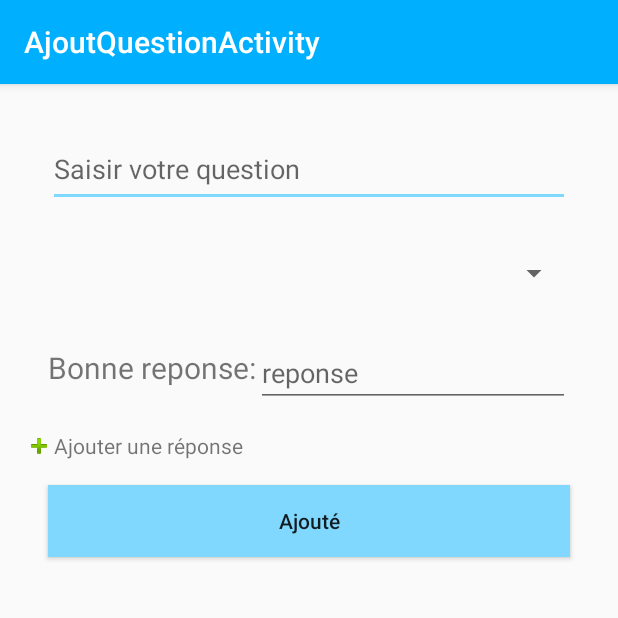
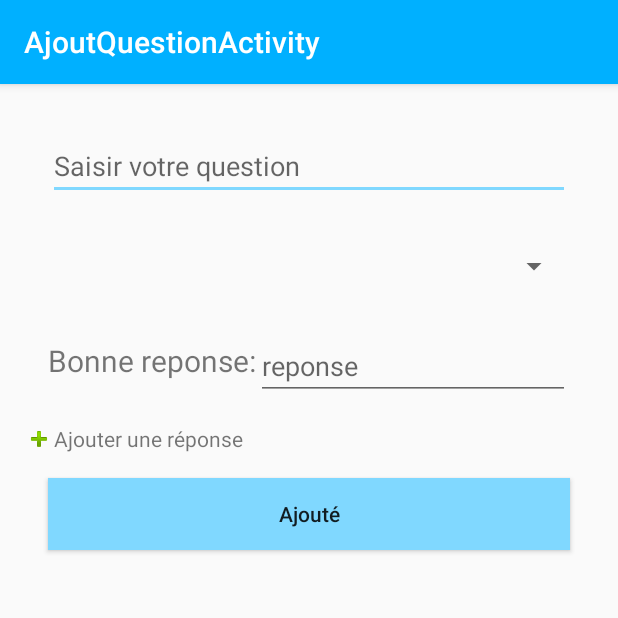
Before and after one commit to MambaXIE/projet_quizz_samp, an Android app: the AjoutQuestionActivity screen opened directly, with no data from a screen before it, on a phone screen of 412 x 824 dp, the top half of it. Run offline under Robolectric (Android 15) with nearby library versions, the phone set to English and light mode, and no system bars; 2 statements that could not run were skipped.

Commit message:
modification question

```diff
--- a/app/src/main/java/ufr/m1/quizz/Adapter/ListeSaisieReponseAdapter.java
+++ b/app/src/main/java/ufr/m1/quizz/Adapter/ListeSaisieReponseAdapter.java
@@ -69,28 +69,15 @@ public class ListeSaisieReponseAdapter extends BaseAdapter{
         } else {
             viewHolder = (ViewHolder) view.getTag();
         }
-        viewHolder.textView1.setText(reponses.get(position));
         viewHolder.editText1.setId(position);
+
         viewHolder.ref = position;
+        viewHolder.editText1.setText(reponses.get(viewHolder.ref));
         if (position == 0){
             viewHolder.textView1.setText("Bonne reponse:");
         }else {
             viewHolder.textView1.setText("Reponse " + (position + 1) + ":");
         }
-
-        // Add listener for edit text
-        /*viewHolder.editText1
-                .setOnFocusChangeListener(new View.OnFocusChangeListener() {
-                    @Override
-                    public void onFocusChange(View v, boolean hasFocus) {
-                        if (!hasFocus) {
-                            int itemIndex = v.getId();
-                            String enteredPrice = ((EditText) v).getText()
-                                    .toString();
-                            reponses.set(itemIndex, enteredPrice);
-                        }
-                    }
-                });*/
 
         viewHolder.editText1.addTextChangedListener(new TextWatcher() {
 
--- a/app/src/main/java/ufr/m1/quizz/AjoutQuestionActivity.java
+++ b/app/src/main/java/ufr/m1/quizz/AjoutQuestionActivity.java
@@ -10,6 +10,7 @@
 
 package ufr.m1.quizz;
 
+import android.content.Intent;
 import android.os.Bundle;
 import android.support.design.widget.Snackbar;
 import android.support.v7.app.AppCompatActivity;
@@ -27,6 +28,7 @@ import java.util.ArrayList;
 
 import ufr.m1.quizz.Adapter.ListeSaisieReponseAdapter;
 import ufr.m1.quizz.SQLite.Database;
+import ufr.m1.quizz.Stockage.QuestionItem;
 import ufr.m1.quizz.Stockage.SujetItem;
 
 public class AjoutQuestionActivity extends AppCompatActivity implements View.OnClickListener{
@@ -42,7 +44,7 @@ public class AjoutQuestionActivity extends AppCompatActivity implements View.OnC
 
     private Database mydb;
     private ArrayList<SujetItem> listeSujet;
-    private int idQuestion;
+    private int idQuestion = 0;
 
     @Override
     protected void onCreate(Bundle savedInstanceState) {
@@ -50,6 +52,9 @@ public class AjoutQuestionActivity extends AppCompatActivity implements View.OnC
         setContentView(R.layout.activity_ajout_question);
         Toolbar toolbar = (Toolbar) findViewById(R.id.toolbar);
         setSupportActionBar(toolbar);
+
+        Intent i = getIntent();
+
 
         //garder le clavier fermer
         getWindow().setSoftInputMode(WindowManager.LayoutParams.SOFT_INPUT_STATE_HIDDEN);
@@ -71,18 +76,18 @@ public class AjoutQuestionActivity extends AppCompatActivity implements View.OnC
         spin_listSujet.setAdapter(adapter);
 
         reponses = new ArrayList<>();
+        if (i.hasExtra("idQuestion")){
+            idQuestion = i.getIntExtra("idQuestion", 0);
+            QuestionItem questionCourante = mydb.getQuestionById(idQuestion);
+            questionSaisie.setText(questionCourante.getQuestion());
+            reponses = questionCourante.getListReponseToString();
+        }else{
             reponses.add("");
+        }
+
         lvSaisieAdapter = new ListeSaisieReponseAdapter(reponses, this);
         lv_reponsesSaisie.setAdapter(lvSaisieAdapter);
 
-        /*FloatingActionButton fab = (FloatingActionButton) findViewById(R.id.fab);
-        fab.setOnClickListener(new View.OnClickListener() {
-            @Override
-            public void onClick(View view) {
-                Snackbar.make(view, "Replace with your own action", Snackbar.LENGTH_LONG)
-                        .setAction("Action", null).show();
-            }
-        });*/
     }
 
 
@@ -105,6 +110,23 @@ public class AjoutQuestionActivity extends AppCompatActivity implements View.OnC
                 ajoutReponse();
                 break;
             case R.id.btn_ajoute:
+                if (idQuestion == 0){
+                    insertNewQuestion(v);
+                }else{
+                    updateQuestion(v);
+                }
+
+                break;
+        }
+    }
+
+    public void updateQuestion(View v){
+        String question = questionSaisie.getText().toString();
+        mydb.updateQuestion(question, idQuestion);
+        Snackbar.make(v, getString(R.string.toast_message_modification), Snackbar.LENGTH_LONG).show();
+    }
+
+    public void insertNewQuestion(View v){
         String question = questionSaisie.getText().toString();
         int idSujet = listeSujet.get((int) spin_listSujet.getSelectedItemId()).getId();
         System.out.println("item select " + listeSujet.get((int) spin_listSujet.getSelectedItemId()).getId());
@@ -120,7 +142,5 @@ public class AjoutQuestionActivity extends AppCompatActivity implements View.OnC
         reponses.clear();
         reponses.add("");
         lvSaisieAdapter.notifyDataSetChanged();
-                break;
     }
 }
-}
--- a/app/src/main/res/layout/content_ajout_question.xml
+++ b/app/src/main/res/layout/content_ajout_question.xml
@@ -23,7 +23,7 @@
 
     <EditText
         android:layout_width="match_parent"
-        android:layout_height="50dp"
+        android:layout_height="wrap_content"
         android:layout_alignParentStart="true"
         android:layout_margin="@dimen/fab_margin"
         android:id="@+id/edt_question_enoncer_saisie"
--- a/app/src/main/res/values/strings.xml
+++ b/app/src/main/res/values/strings.xml
@@ -5,7 +5,7 @@
   -->
 
 <resources>
-    <string name="app_name">Quizz</string>
+    <string name="app_name">Quiz!</string>
     <string name="action_gestion">Gestion</string>
     <string name="title_activity_gestion">GestionActivity</string>
     <string name="title_activity_ajout">AjoutActivity</string>
```
Also changed, not shown: app/src/main/java/ufr/m1/quizz/GestionFragment/ImportFragment.java (+5 -4 lines), app/src/main/java/ufr/m1/quizz/GestionFragment/QuestionFragment.java (+15 -0 lines), app/src/main/java/ufr/m1/quizz/SQLite/Database.java (+43 -9 lines), app/src/main/java/ufr/m1/quizz/Stockage/QuestionItem.java (+8 -0 lines). Lines whose indentation alone changed are shown as unchanged.
